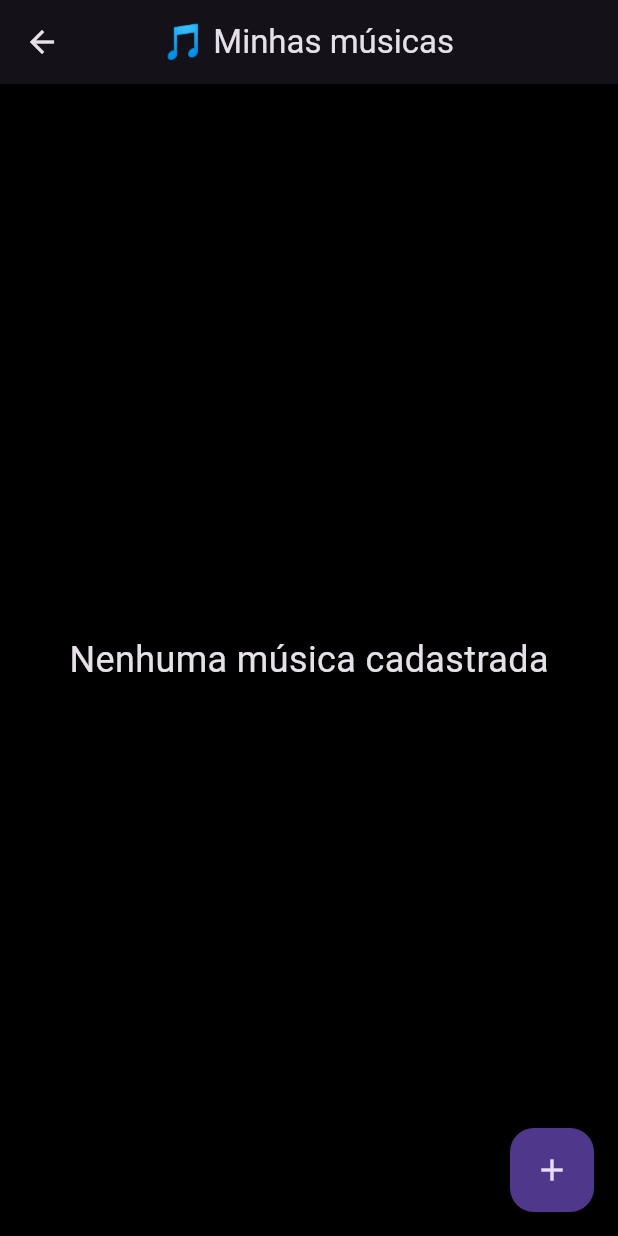
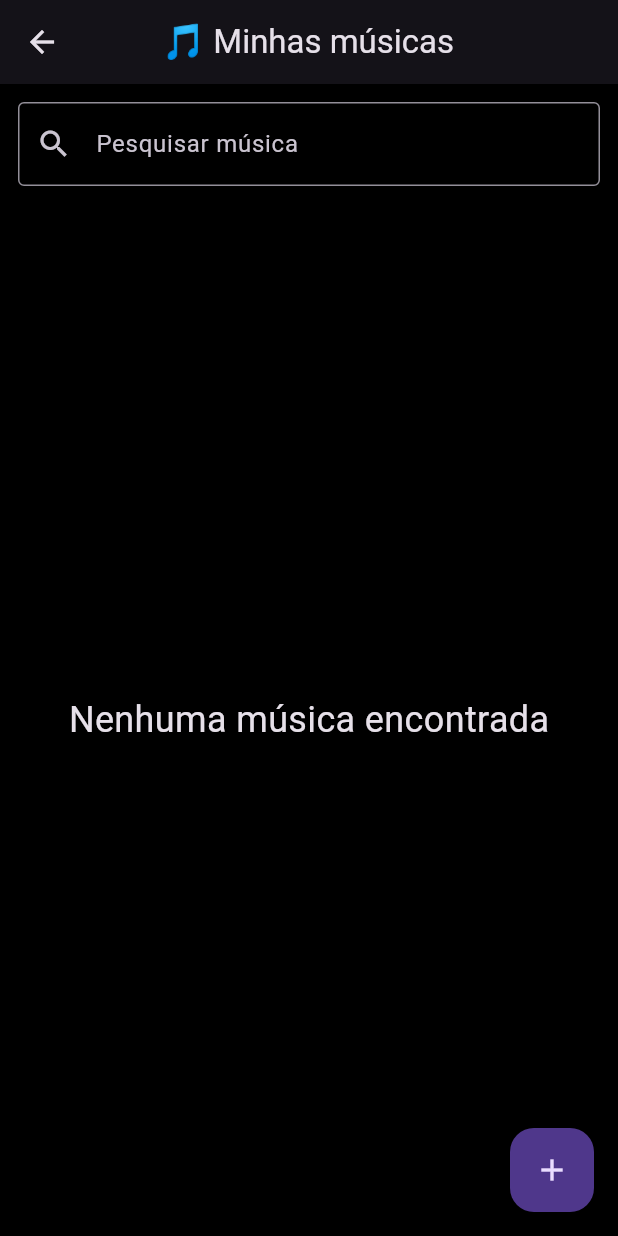
Before and after one commit to bemhurjunior/CifraLive, a Flutter app: the MinhasMusicasPage screen opened directly, on a phone screen of 412 x 824 dp. Run offline on Flutter 3.47's test engine with Material 3 defaults, Android fonts, the phone set to English and light mode, and no system bars; our stand-ins replace shared_preferences; accounts and stored records are empty.

Commit message:
Adicionada pesquisa de músicas

```diff
--- a/lib/pages/minhas_musicas_page.dart
+++ b/lib/pages/minhas_musicas_page.dart
@@ -13,6 +13,18 @@ class MinhasMusicasPage extends StatefulWidget {
 
 class _MinhasMusicasPageState extends State<MinhasMusicasPage> {
   List<Musica> musicas = [];
+  String busca = '';
+
+  List<Musica> get musicasFiltradas {
+    if (busca.isEmpty) return musicas;
+
+    return musicas.where((musica) {
+      final texto = busca.toLowerCase();
+      return musica.nome.toLowerCase().contains(texto) ||
+          musica.artista.toLowerCase().contains(texto) ||
+          musica.tom.toLowerCase().contains(texto);
+    }).toList();
+  }
 
   @override
   void initState() {
@@ -30,9 +42,7 @@ class _MinhasMusicasPageState extends State<MinhasMusicasPage> {
   Future<void> adicionarMusica() async {
     final Musica? musica = await Navigator.push(
       context,
-      MaterialPageRoute(
-        builder: (context) => const NovaMusicaPage(),
-      ),
+      MaterialPageRoute(builder: (context) => const NovaMusicaPage()),
     );
 
     if (musica != null) {
@@ -43,15 +53,17 @@ class _MinhasMusicasPageState extends State<MinhasMusicasPage> {
     }
   }
 
-  Future<void> editarMusica(int index) async {
+  Future<void> editarMusica(Musica musica) async {
+    final index = musicas.indexOf(musica);
+
     final Musica? musicaEditada = await Navigator.push(
       context,
       MaterialPageRoute(
-        builder: (context) => NovaMusicaPage(musica: musicas[index]),
+        builder: (context) => NovaMusicaPage(musica: musica),
       ),
     );
 
-    if (musicaEditada != null) {
+    if (musicaEditada != null && index != -1) {
       setState(() {
         musicas[index] = musicaEditada;
       });
@@ -59,9 +71,7 @@ class _MinhasMusicasPageState extends State<MinhasMusicasPage> {
     }
   }
 
-  Future<void> excluirMusica(int index) async {
-    final musica = musicas[index];
-
+  Future<void> excluirMusica(Musica musica) async {
     final confirmar = await showDialog<bool>(
       context: context,
       builder: (context) {
@@ -84,7 +94,7 @@ class _MinhasMusicasPageState extends State<MinhasMusicasPage> {
 
     if (confirmar == true) {
       setState(() {
-        musicas.removeAt(index);
+        musicas.remove(musica);
       });
       await StorageService.salvarMusicas(musicas);
     }
@@ -93,31 +103,49 @@ class _MinhasMusicasPageState extends State<MinhasMusicasPage> {
   void abrirCifra(Musica musica) {
     Navigator.push(
       context,
-      MaterialPageRoute(
-        builder: (context) => CifraPage(musica: musica),
-      ),
+      MaterialPageRoute(builder: (context) => CifraPage(musica: musica)),
     );
   }
 
   @override
   Widget build(BuildContext context) {
+    final lista = musicasFiltradas;
+
     return Scaffold(
       backgroundColor: Colors.black,
       appBar: AppBar(
         title: const Text("🎵 Minhas músicas"),
         centerTitle: true,
       ),
-      body: musicas.isEmpty
+      body: Column(
+        children: [
+          Padding(
+            padding: const EdgeInsets.all(12),
+            child: TextField(
+              decoration: const InputDecoration(
+                labelText: "Pesquisar música",
+                prefixIcon: Icon(Icons.search),
+                border: OutlineInputBorder(),
+              ),
+              onChanged: (valor) {
+                setState(() {
+                  busca = valor;
+                });
+              },
+            ),
+          ),
+          Expanded(
+            child: lista.isEmpty
                 ? const Center(
                     child: Text(
-                "Nenhuma música cadastrada",
+                      "Nenhuma música encontrada",
                       style: TextStyle(fontSize: 24),
                     ),
                   )
                 : ListView.builder(
-              itemCount: musicas.length,
+                    itemCount: lista.length,
                     itemBuilder: (context, index) {
-                final musica = musicas[index];
+                      final musica = lista[index];
 
                       return ListTile(
                         leading: const Icon(Icons.music_note),
@@ -129,16 +157,19 @@ class _MinhasMusicasPageState extends State<MinhasMusicasPage> {
                           children: [
                             IconButton(
                               icon: const Icon(Icons.edit),
-                        onPressed: () => editarMusica(index),
+                              onPressed: () => editarMusica(musica),
                             ),
                             IconButton(
                               icon: const Icon(Icons.delete, color: Colors.red),
-                        onPressed: () => excluirMusica(index),
+                              onPressed: () => excluirMusica(musica),
                             ),
                           ],
                         ),
                       );
                     },
+                  ),
+          ),
+        ],
       ),
       floatingActionButton: FloatingActionButton(
         onPressed: adicionarMusica,
```
Lines whose indentation alone changed are shown as unchanged.
